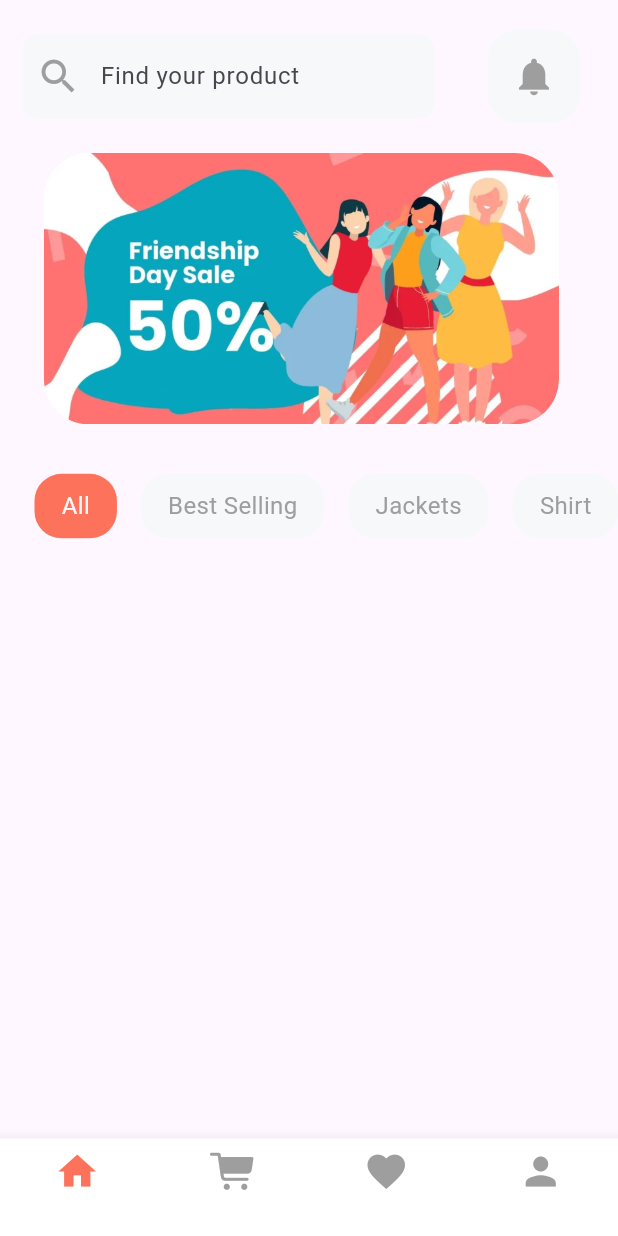
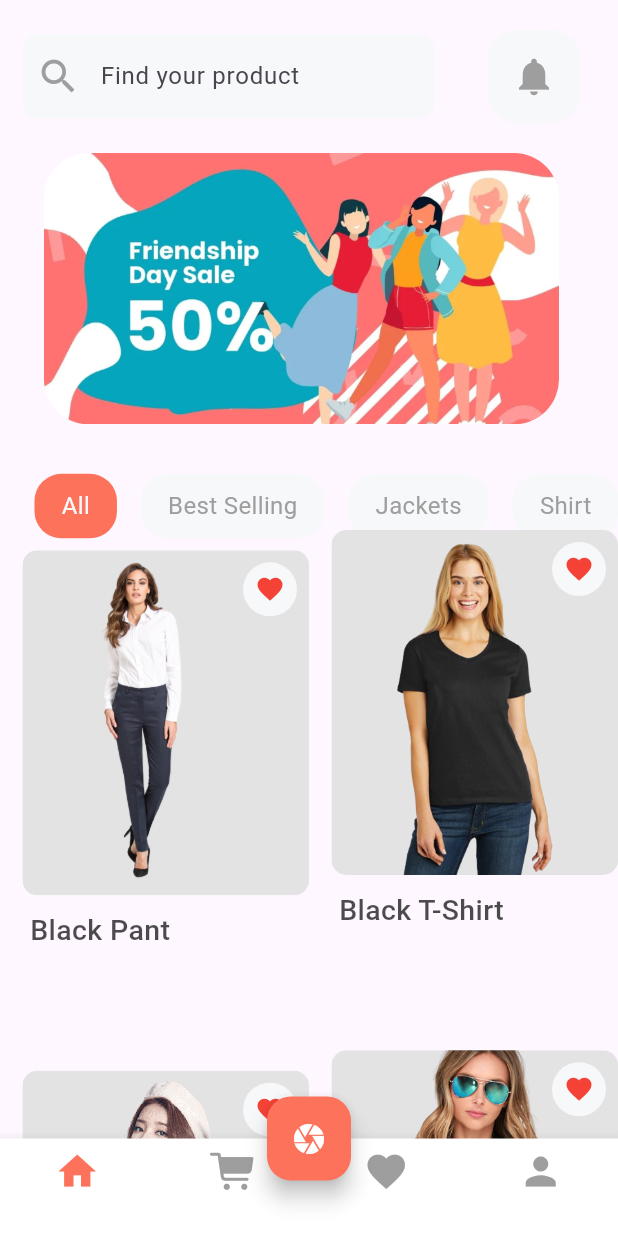
Before and after one commit to iyamujoshua/shopping_app, a Flutter app: the screen it shows after launch, on a phone screen of 412 x 824 dp. Run offline on Flutter 3.47's test engine with Material 2 defaults, Android fonts, the phone set to English and light mode, and no system bars.

Commit message:
product_name

```diff
--- a/lib/screens/MyHomePage.dart
+++ b/lib/screens/MyHomePage.dart
@@ -152,6 +152,12 @@ class MyHomePage extends StatelessWidget {
               BottomNavigationBarItem(icon: Icon(Icons.person), label: ""),
         ],
         ),
+        floatingActionButton: FloatingActionButton(
+          backgroundColor: Color(0xFFFD725A),
+          onPressed: (){},
+          child: Icon(Icons.camera, color: Colors.white,),
+          ),
+          floatingActionButtonLocation: FloatingActionButtonLocation.miniCenterDocked,
     );
   }
 }
--- a/lib/widgets/product_card.dart
+++ b/lib/widgets/product_card.dart
@@ -7,6 +7,61 @@ class productCard extends StatelessWidget {
 
   @override
   Widget build(BuildContext context) {
-    return Container();
+    return Column(
+      children: [
+        ClipRRect(
+          borderRadius: BorderRadius.circular(10),
+          child: Container(
+            color: Color.fromARGB(225, 224, 224, 224),
+            child: Stack(
+              children: [
+                InkWell(
+                  onTap: (){},
+                   child:   Image.asset("asset/${img}.png",
+                   fit: BoxFit.cover,
+                    height: 230,)
+                ),
+                Padding(padding: EdgeInsets.all(8),
+                child: Align(
+                  alignment: Alignment.topRight,
+                  child: Container(
+                    padding: EdgeInsets.all(8),
+                    decoration: BoxDecoration(
+                      color: Color(0xFFF7F8FA),
+                      borderRadius: BorderRadius.circular(20),
+                    ),
+                    child: Icon(
+                      Icons.favorite,
+                      size: 20,
+                      color: Colors.red,
+                    ),
+                  ),
+                  ),
+                ),
+
+              ],
+            ),
+          ),
+        ),
+        SizedBox(height: 10,),
+        Padding(padding: EdgeInsets.only(left: 5,),
+        child: Align(
+          alignment: Alignment.centerLeft,
+          child: Column(
+            crossAxisAlignment: CrossAxisAlignment.start,
+            children: [
+              Text(img, style: TextStyle(
+                fontSize: 19,
+                fontWeight: FontWeight.w500,
+                color: Colors.black.withOpacity(0.7),
+                ),
+                )
+            ],
+          ),
+        ),
+
+        )
+      ],
+    );
   }
 }
```
